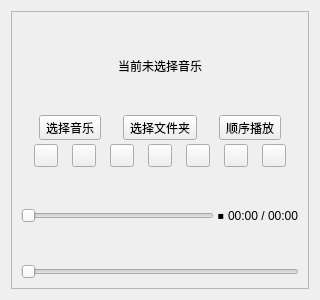
Old version of the form widget.ui in the repository tslqbsa/PetMediaPlayer-new-.
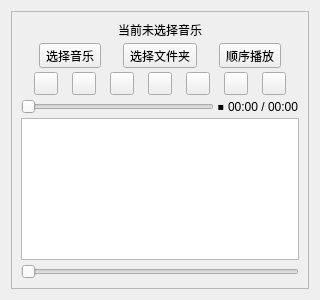
New version of the form.

```diff
--- a/widget.ui
+++ b/widget.ui
@@ -180,6 +180,13 @@
           </item>
          </layout>
         </item>
+        <item>
+         <layout class="QHBoxLayout" name="horizontalLayout_6">
+          <item>
+           <widget class="QListWidget" name="LyricListWidget"/>
+          </item>
+         </layout>
+        </item>
         <item>
          <widget class="QSlider" name="VolumeSlider">
           <property name="orientation">
```
